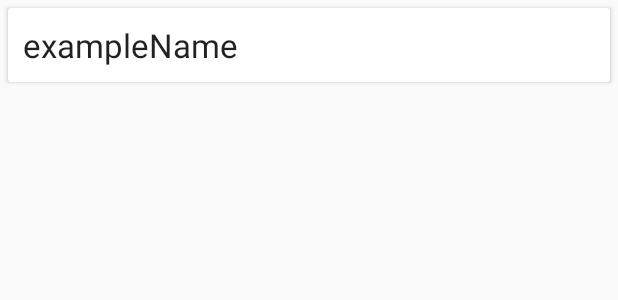
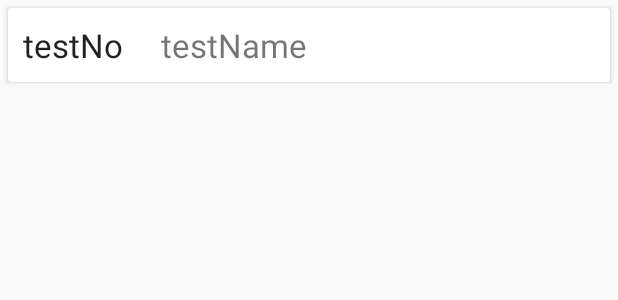
Before and after one commit to Items0/BrickList, an Android app: the layout main_item_layout.xml on its own in the app's theme, with its tools: preview values and no code run, on a phone screen of 412 x 824 dp. Shown: the top 300 px of the screen. Run offline under Robolectric (Android 15) with nearby library versions, the phone set to English and light mode, and no system bars; network calls fail.

Commit message:
MainActivity View

```diff
--- a/app/src/main/java/com/example/patryk/bricklist_project/SetActivity.kt
+++ b/app/src/main/java/com/example/patryk/bricklist_project/SetActivity.kt
@@ -3,7 +3,6 @@ package com.example.patryk.bricklist_project
 import android.support.v7.app.AppCompatActivity
 import android.os.Bundle
 import kotlinx.android.synthetic.main.activity_set.*
-import kotlinx.android.synthetic.main.activity_settings.*
 
 class SetActivity : AppCompatActivity() {
 
@@ -12,7 +11,7 @@ class SetActivity : AppCompatActivity() {
         setContentView(R.layout.activity_set)
 
         val extras = intent.extras ?: return
-        nameTextView.text = extras.getString("itemDto")
-        numberTextView.text = extras.getInt("position").toString()
+        numberTextView.text = extras.getString("itemDto")
+        nameTextView.text = extras.getInt("position").toString()
     }
 }
--- a/app/src/main/res/layout/main_item_layout.xml
+++ b/app/src/main/res/layout/main_item_layout.xml
@@ -8,18 +8,26 @@
         android:layout_margin="5dp"
         android:layout_width="match_parent"
         android:layout_height="match_parent" >
+
         <LinearLayout
-            android:padding="10dp"
-            android:orientation="vertical"
             android:layout_width="match_parent"
-            android:layout_height="wrap_content">
+            android:layout_height="wrap_content"
+            android:orientation="horizontal"
+            android:padding="10dp">
 
             <TextView
-                android:id="@+id/name"
+                android:id="@+id/numberTextView"
+                android:layout_width="92dp"
+                android:layout_height="wrap_content"
+                android:text="testNo"
+                android:textAppearance="@style/Base.TextAppearance.AppCompat.Large" />
+
+            <TextView
+                android:id="@+id/nameTextView"
                 android:layout_width="match_parent"
                 android:layout_height="wrap_content"
-                android:text="exampleName"
-                android:textAppearance="@style/Base.TextAppearance.AppCompat.Large" />
+                android:text="testName"
+                android:textSize="22sp" />
         </LinearLayout>
     </android.support.v7.widget.CardView>
 
--- a/app/src/main/res/layout/set_item_layout.xml
+++ b/app/src/main/res/layout/set_item_layout.xml
@@ -19,13 +19,13 @@
                 android:id="@+id/imageView"
                 android:layout_width="86dp"
                 android:layout_height="70dp"
-                app:layout_constraintEnd_toStartOf="@+id/name"
+                app:layout_constraintEnd_toStartOf="@+id/numberTextView"
                 app:layout_constraintHorizontal_bias="0.5"
                 app:layout_constraintStart_toStartOf="parent"
                 tools:layout_editor_absoluteY="0dp" />
 
             <TextView
-                android:id="@+id/name"
+                android:id="@+id/numberTextView"
                 android:layout_width="237dp"
                 android:layout_height="35dp"
                 android:text="name"
```
Also changed, not shown: app/src/main/java/com/example/patryk/bricklist_project/DataBaseHelper.java (+10 -9 lines), app/src/main/java/com/example/patryk/bricklist_project/MainActivity.kt (+14 -18 lines), app/src/main/java/com/example/patryk/bricklist_project/RecyclerViewAdapter.kt (+6 -4 lines), app/src/main/res/layout/activity_set.xml (+5 -5 lines).
